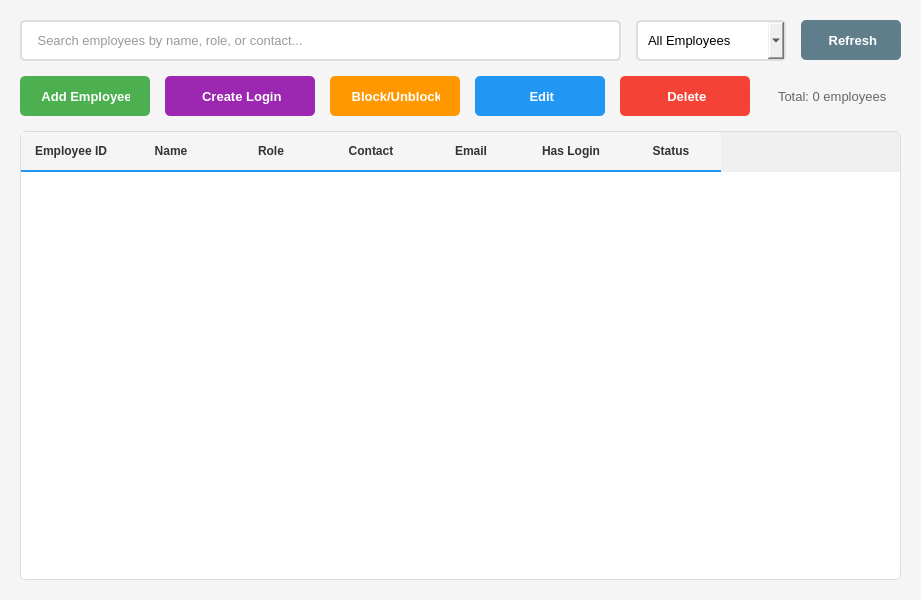
Above: ui/employees.ui from SmitProgrammer/TrackMill before the change. Below: the same form after it.
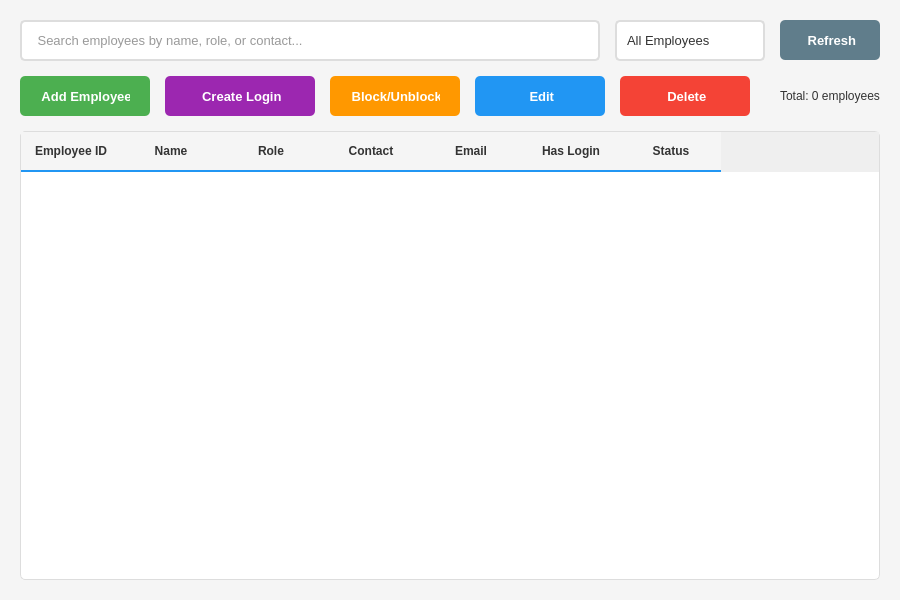
That is the form after the change.

```diff
--- a/ui/employees.ui
+++ b/ui/employees.ui
@@ -18,6 +18,14 @@
     background-color: #f5f5f5;
 }
 
+QLabel {
+    color: #333;
+}
+
+QTableWidget {
+    color: #333;
+}
+
 QPushButton#btnAddEmployee, QPushButton#btnEditEmployee, QPushButton#btnDeleteEmployee, QPushButton#btnBlockUnblock, QPushButton#btnCreateAccount, QPushButton#btnRefresh {
     padding: 10px 20px;
     border-radius: 5px;
@@ -31,49 +39,84 @@
     border: none;
 }
 
+QPushButton#btnAddEmployee:hover {
+    background-color: #45a049;
+}
+
 QPushButton#btnEditEmployee {
     background-color: #2196F3;
     color: white;
     border: none;
 }
 
+QPushButton#btnEditEmployee:hover {
+    background-color: #0b7dda;
+}
+
 QPushButton#btnDeleteEmployee {
     background-color: #f44336;
     color: white;
     border: none;
 }
 
+QPushButton#btnDeleteEmployee:hover {
+    background-color: #da190b;
+}
+
 QPushButton#btnBlockUnblock {
     background-color: #FF9800;
     color: white;
     border: none;
 }
 
+QPushButton#btnBlockUnblock:hover {
+    background-color: #e68900;
+}
+
 QPushButton#btnCreateAccount {
     background-color: #9C27B0;
     color: white;
     border: none;
 }
 
+QPushButton#btnCreateAccount:hover {
+    background-color: #8E24AA;
+}
+
 QPushButton#btnRefresh {
     background-color: #607D8B;
     color: white;
     border: none;
 }
 
+QPushButton#btnRefresh:hover {
+    background-color: #546E7A;
+}
+
 QLineEdit#txtSearch {
     padding: 10px;
     border: 2px solid #ddd;
     border-radius: 5px;
     font-size: 13px;
+    background-color: white;
     color: #333;
 }
 
+QLineEdit#txtSearch:focus {
+    border: 2px solid #2196F3;
+}
+
 QComboBox#cmbFilterStatus {
     padding: 10px;
     border: 2px solid #ddd;
     border-radius: 5px;
     font-size: 13px;
+    background-color: white;
+    color: #333;
+}
+
+QComboBox#cmbFilterStatus:focus {
+    border: 2px solid #2196F3;
 }
 
 QTableWidget {
@@ -83,6 +126,10 @@
     gridline-color: #e0e0e0;
 }
 
+QTableWidget::item {
+    padding: 5px;
+}
+
 QTableWidget::item:selected {
     background-color: #e3f2fd;
     color: #000;
@@ -95,6 +142,40 @@
     border-bottom: 2px solid #2196F3;
     font-weight: bold;
     color: #333;
+}
+
+QComboBox {
+    padding: 10px;
+    border: 2px solid #ddd;
+    border-radius: 5px;
+    font-size: 13px;
+    background-color: white;
+    color: #333;
+}
+
+QComboBox:focus {
+    border: 2px solid #2196F3;
+}
+
+QComboBox::drop-down {
+    border: none;
+    width: 30px;
+}
+
+QComboBox::down-arrow {
+    image: none;
+    border-left: 5px solid transparent;
+    border-right: 5px solid transparent;
+    border-top: 5px solid #333;
+    margin-right: 10px;
+}
+
+QComboBox QAbstractItemView {
+    background-color: white;
+    color: #333;
+    selection-background-color: #2196F3;
+    selection-color: white;
+    border: 1px solid #ddd;
 }</string>
   </property>
   <layout class="QVBoxLayout" name="verticalLayout">
@@ -278,8 +359,176 @@
         <string>Total: 0 employees</string>
        </property>
        <property name="styleSheet">
-        <string notr="true">font-size: 13px; color: #666; padding: 10px;</string>
-       </property>
+   <string notr="true">QWidget#EmployeesWidget {
+    background-color: #f5f5f5;
+}
+
+QLabel {
+    color: #333;
+}
+
+QTableWidget {
+    color: #333;
+}
+
+QPushButton#btnAddEmployee, QPushButton#btnEditEmployee, QPushButton#btnDeleteEmployee, QPushButton#btnBlockUnblock, QPushButton#btnCreateAccount, QPushButton#btnRefresh {
+    padding: 10px 20px;
+    border-radius: 5px;
+    font-size: 13px;
+    font-weight: bold;
+}
+
+QPushButton#btnAddEmployee {
+    background-color: #4CAF50;
+    color: white;
+    border: none;
+}
+
+QPushButton#btnAddEmployee:hover {
+    background-color: #45a049;
+}
+
+QPushButton#btnEditEmployee {
+    background-color: #2196F3;
+    color: white;
+    border: none;
+}
+
+QPushButton#btnEditEmployee:hover {
+    background-color: #0b7dda;
+}
+
+QPushButton#btnDeleteEmployee {
+    background-color: #f44336;
+    color: white;
+    border: none;
+}
+
+QPushButton#btnDeleteEmployee:hover {
+    background-color: #da190b;
+}
+
+QPushButton#btnBlockUnblock {
+    background-color: #FF9800;
+    color: white;
+    border: none;
+}
+
+QPushButton#btnBlockUnblock:hover {
+    background-color: #e68900;
+}
+
+QPushButton#btnCreateAccount {
+    background-color: #9C27B0;
+    color: white;
+    border: none;
+}
+
+QPushButton#btnCreateAccount:hover {
+    background-color: #8E24AA;
+}
+
+QPushButton#btnRefresh {
+    background-color: #607D8B;
+    color: white;
+    border: none;
+}
+
+QPushButton#btnRefresh:hover {
+    background-color: #546E7A;
+}
+
+QPushButton:disabled {
+    background-color: #cccccc;
+    color: #666666;
+    /* cursor: not-allowed; */
+}
+
+QLineEdit#txtSearch {
+    padding: 10px;
+    border: 2px solid #ddd;
+    border-radius: 5px;
+    font-size: 13px;
+    background-color: white;
+    color: #333;
+}
+
+QLineEdit#txtSearch:focus {
+    border: 2px solid #2196F3;
+}
+
+QComboBox#cmbFilterStatus {
+    padding: 10px;
+    border: 2px solid #ddd;
+    border-radius: 5px;
+    font-size: 13px;
+    background-color: white;
+    color: #333;
+}
+
+QComboBox#cmbFilterStatus:focus {
+    border: 2px solid #2196F3;
+}
+
+QTableWidget {
+    background-color: white;
+    border: 1px solid #ddd;
+    border-radius: 5px;
+    gridline-color: #e0e0e0;
+}
+
+QTableWidget::item {
+    padding: 5px;
+}
+
+QTableWidget::item:selected {
+    background-color: #e3f2fd;
+    color: #000;
+}
+
+QHeaderView::section {
+    background-color: #f5f5f5;
+    padding: 10px;
+    border: none;
+    border-bottom: 2px solid #2196F3;
+    font-weight: bold;
+    color: #333;
+}
+
+QComboBox {
+    padding: 10px;
+    border: 2px solid #ddd;
+    border-radius: 5px;
+    font-size: 13px;
+    background-color: white;
+    color: #333;
+}
+
+QComboBox:focus {
+    border: 2px solid #2196F3;
+}
+
+QComboBox::drop-down {
+    border: none;
+    width: 30px;
+}
+
+QComboBox::down-arrow {
+    image: none;
+    border-left: 5px solid transparent;
+    border-right: 5px solid transparent;
+    border-top: 5px solid #333;
+    margin-right: 10px;
+}
+
+QComboBox QAbstractItemView {
+    background-color: white;
+    color: #333;
+    selection-background-color: #2196F3;
+    selection-color: white;
+    border: 1px solid #ddd;
+}</string>
+  </property>
       </widget>
      </item>
     </layout>
```
